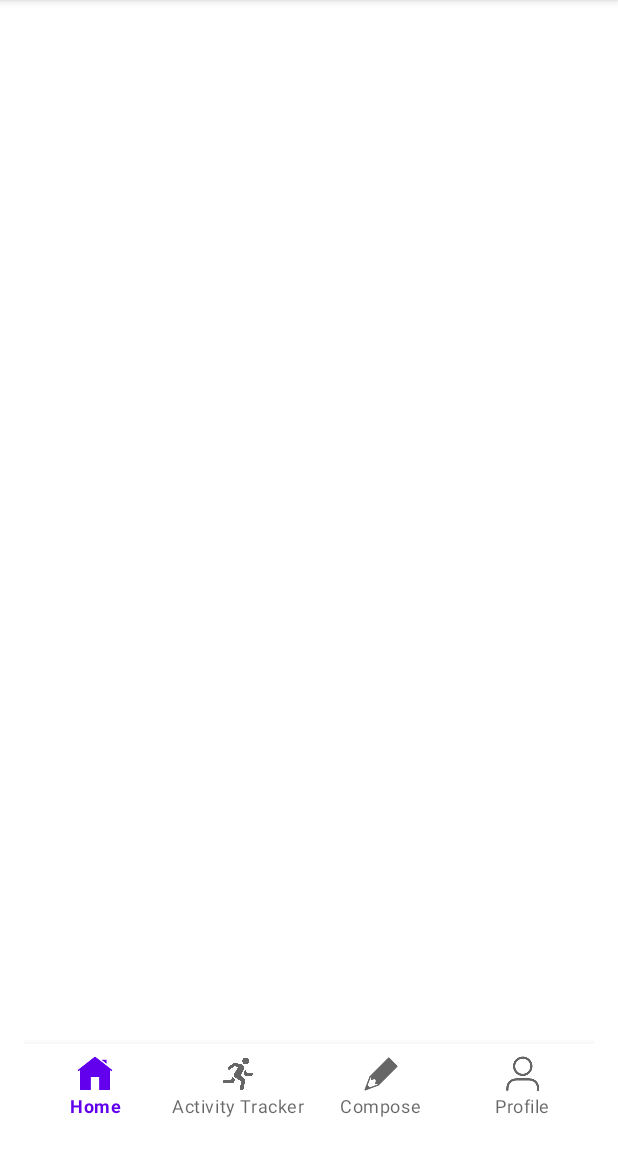
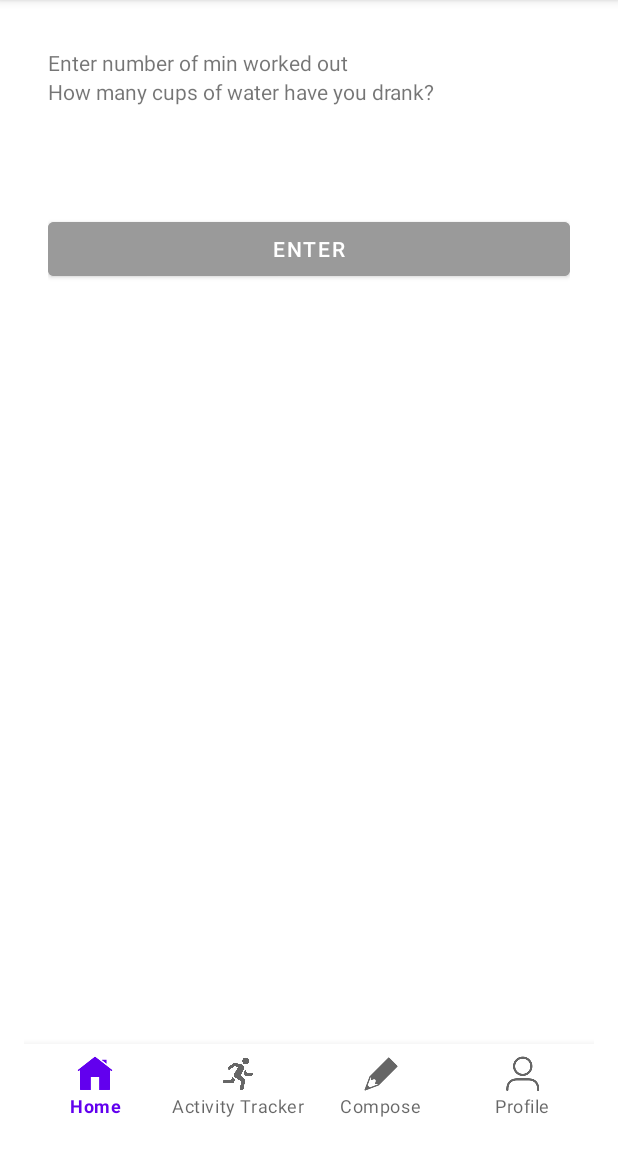
Before and after one commit to cool-club/FitnessApp, an Android app: the fragment ActivityFragment placed in its activity, on a phone screen of 412 x 824 dp, the part 84-1236 px from its top. Run offline under Robolectric (Android 15) with nearby library versions, the phone set to English and light mode, and no system bars; libraries missing offline, so code that uses them is left out: com.parse; pictures from the network do not load; 7 statements that could not run were skipped.

Commit message:
Updated fragment tracker xml file and Activity Tracker fragment.

```diff
--- a/app/src/main/java/com/example/myapplication/fragments/ActivityFragment.java
+++ b/app/src/main/java/com/example/myapplication/fragments/ActivityFragment.java
@@ -4,22 +4,27 @@ import android.os.Bundle;
 import android.view.LayoutInflater;
 import android.view.View;
 import android.view.ViewGroup;
+import android.widget.Button;
+import android.widget.EditText;
+import android.widget.Toast;
 
+import androidx.annotation.NonNull;
+import androidx.annotation.Nullable;
 import androidx.fragment.app.Fragment;
 
 import com.example.myapplication.R;
-
-
-//DECIDE WHETHER YOU WANT A RECYCLER VIEW, ETC IN FRAGMENT_TRACKER.XML
+import com.parse.ParseUser;
 
 
 public class ActivityFragment extends Fragment {
 
     public static final String TAG = "ActivityFragment";
+    private EditText minExcersice;
+    private EditText cupWater;
+    private Button btnTracker;
 
     public ActivityFragment() {
         // Required empty public constructor
-
     }
 
     @Override
@@ -29,4 +34,14 @@ public class ActivityFragment extends Fragment {
         return inflater.inflate(R.layout.fragment_tracker, container, false);
     }
 
-}
+    // This event is triggered soon after onCreateView().
+    // Any view setup should occur here.  E.g., view lookups and attaching view listeners.
+    @Override
+    public void onViewCreated(@NonNull View view, @Nullable Bundle savedInstanceState) {
+        super.onViewCreated(view, savedInstanceState);
+        minExcersice = view.findViewById(R.id.minExcersice);
+        cupWater = view.findViewById(R.id.cupWater);
+        btnTracker = view.findViewById(R.id.btnTracker);
+            }
+
+        }
--- a/app/src/main/java/com/example/myapplication/fragments/ComposeFragment.java
+++ b/app/src/main/java/com/example/myapplication/fragments/ComposeFragment.java
@@ -89,8 +89,6 @@ public class ComposeFragment extends Fragment {
                 Toast.makeText(getContext(), "Logged out!", Toast.LENGTH_SHORT).show() ;
                 goLoginActivity();
             }
-
-
 
         });
 
--- a/app/src/main/res/layout/fragment_tracker.xml
+++ b/app/src/main/res/layout/fragment_tracker.xml
@@ -1,7 +1,32 @@
 <?xml version="1.0" encoding="utf-8"?>
 <LinearLayout xmlns:android="http://schemas.android.com/apk/res/android"
+    xmlns:tools="http://schemas.android.com/tools"
+    android:layout_width="match_parent"
+    android:layout_height="wrap_content"
+    android:layout_margin="16dp"
     android:orientation="vertical"
-    android:layout_width="match_parent"
-    android:layout_height="match_parent">
+    tools:context=".ActivityFragment">
+
+    <TextView
+        android:id="@+id/minExcersice"
+        android:layout_width="match_parent"
+        android:layout_height="wrap_content"
+        android:hint="Enter number of min worked out"
+        android:text="Enter number of min worked out" />
+
+    <TextView
+        android:id="@+id/cupWater"
+        android:layout_width="match_parent"
+        android:layout_height="wrap_content"
+        android:text="How many cups of water have you drank?" />
+
+    <Button
+        android:id="@+id/btnTracker"
+        android:layout_width="match_parent"
+        android:layout_height="wrap_content"
+        android:layout_below="@+id/minExcersice"
+        android:layout_marginTop="71dp"
+        android:backgroundTint="#9A9A9A"
+        android:text="ENTER" />
 
 </LinearLayout>
```
